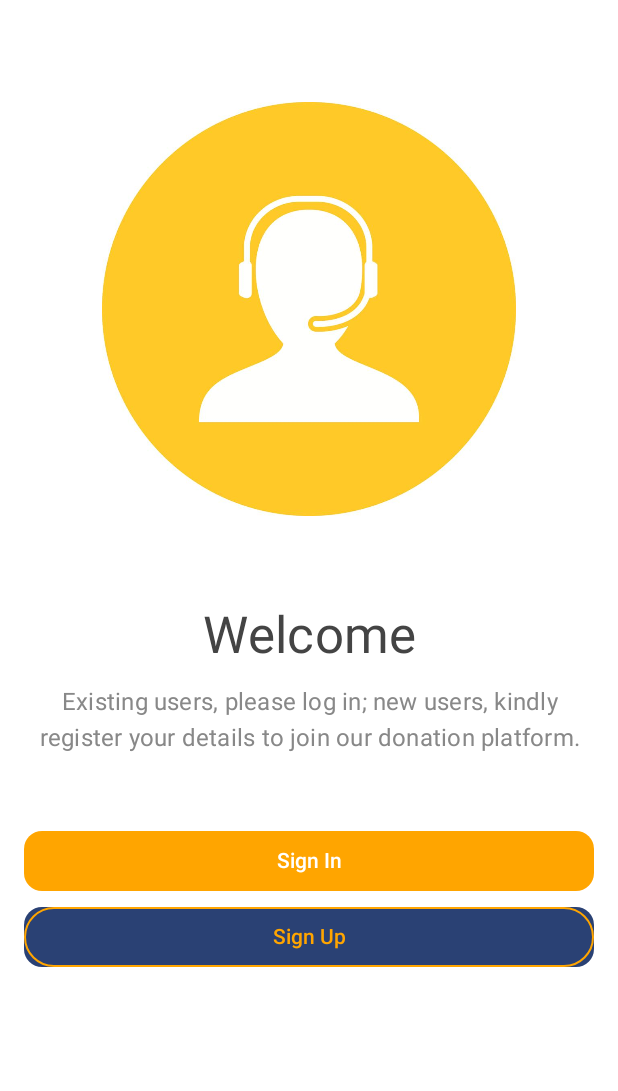
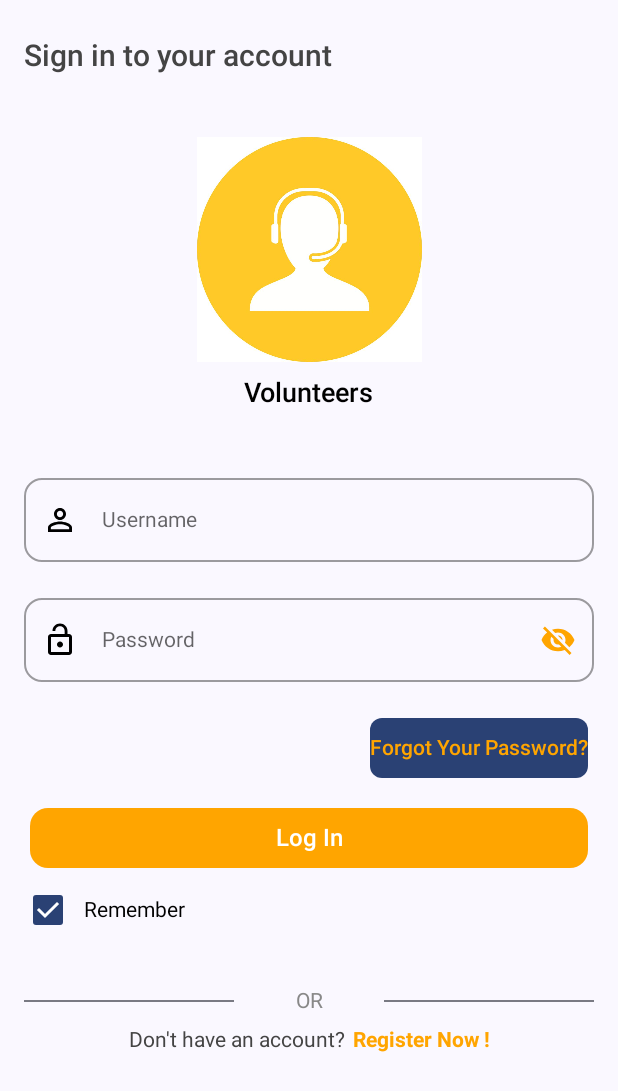
Before and after one commit to devsitaram/Final_Year_Project, an Android app built with Jetpack Compose: the WelcomeViewScreen screen opened through its navigation route, after a tap on "Sign In", on a phone screen of 412 x 824 dp. Shown: the top 1091 px of the screen. Run offline under Robolectric (Android 15) with nearby library versions, the phone set to English and light mode, and no system bars; our stand-ins replace Dagger/Hilt's generated code.

Commit message:
create the login page UI design

```diff
--- a/Projects/FDA/app/src/main/java/com/donation/fda/presentation/components/Componentes.kt
+++ b/Projects/FDA/app/src/main/java/com/donation/fda/presentation/components/Componentes.kt
@@ -19,6 +19,7 @@ import androidx.compose.foundation.layout.size
 import androidx.compose.foundation.layout.width
 import androidx.compose.foundation.text.ClickableText
 import androidx.compose.foundation.text.KeyboardOptions
+import androidx.compose.foundation.text.selection.TextSelectionColors
 import androidx.compose.material.Badge
 import androidx.compose.material.BadgedBox
 import androidx.compose.material.BottomNavigationItem
@@ -41,11 +42,15 @@ import androidx.compose.material3.Card
 import androidx.compose.material3.Checkbox
 import androidx.compose.material3.CheckboxColors
 import androidx.compose.material3.CheckboxDefaults
+import androidx.compose.material3.Divider
 import androidx.compose.material3.ExperimentalMaterial3Api
 import androidx.compose.material3.IconButton
+import androidx.compose.material3.IconButtonColors
+import androidx.compose.material3.IconButtonDefaults
 import androidx.compose.material3.MaterialTheme
 import androidx.compose.material3.ShapeDefaults
 import androidx.compose.material3.TextButton
+import androidx.compose.material3.TextFieldDefaults
 import androidx.compose.material3.TopAppBar
 import androidx.compose.runtime.Composable
 import androidx.compose.runtime.getValue
@@ -82,6 +87,7 @@ import androidx.navigation.NavHostController
 import coil.compose.AsyncImage
 import coil.compose.AsyncImagePainter
 import com.donation.fda.theme.pink
+import com.donation.fda.theme.primaryColor
 import com.donation.fda.theme.white
 import com.record.fda.R
 
@@ -190,7 +196,7 @@ fun TextButtonView(
     textStyle: TextStyle = TextStyle.Default,
     enabled: Boolean = true,
     shape: Shape = MaterialTheme.shapes.small,
-    btnColors: ButtonColors = ButtonDefaults.buttonColors(),
+    colors: ButtonColors = ButtonDefaults.buttonColors(),
     elevation: ButtonElevation? = null,
     border: BorderStroke? = null,
     contentPadding: PaddingValues = PaddingValues(0.dp),
@@ -200,7 +206,7 @@ fun TextButtonView(
         modifier = modifier,
         enabled = enabled,
         shape = shape,
-        colors = btnColors,
+        colors = colors,
         elevation = elevation,
         border = border,
         contentPadding = contentPadding,
@@ -278,6 +284,7 @@ fun InputTextFieldView(
 }
 
 // password input text fields
+@OptIn(ExperimentalMaterial3Api::class)
 @SuppressLint("ModifierParameter")
 @Composable
 fun PasswordTextFieldView(
@@ -300,11 +307,11 @@ fun PasswordTextFieldView(
     errorColor: Color = Color.Unspecified,
 ) {
     val passwordVisibility = remember { mutableStateOf(false) }
-    var color by remember { mutableStateOf(Color.Transparent) }
+    var color by remember { mutableStateOf(primaryColor) }
     color = if (isEmpty) {
         errorColor
     } else {
-        Color.Transparent
+        primaryColor
     }
     OutlinedTextField(
         value = value,
@@ -331,11 +338,11 @@ fun PasswordTextFieldView(
         leadingIcon = leadingIcon,
         trailingIcon = {
             IconButton(
-                onClick = { passwordVisibility.value = !passwordVisibility.value }
+                onClick = { passwordVisibility.value = !passwordVisibility.value },
             ) {
                 VectorIconView(
                     imageVector = if (passwordVisibility.value) Icons.Default.Visibility else Icons.Default.VisibilityOff,
-                    tint = if (isEmpty || isError) Color.Red else Color.Black
+                    tint = if (isEmpty || isError) Color.Red else primaryColor
                 )
             }
         },
@@ -363,24 +370,24 @@ fun PasswordTextFieldView(
 @Composable
 fun CheckboxComponent(
     modifier: Modifier = Modifier,
-    enabled: Boolean = false,
+    enabled: Boolean = true,
     colors: CheckboxColors = CheckboxDefaults.colors(),
+    checkedState: Boolean, // Remove the remember here
+    onClick: (Boolean) -> Unit // Update the onClick lambda to pass the Boolean
 ) {
-    var checkedState by remember { mutableStateOf(false) }
     Row(
         modifier = modifier,
         verticalAlignment = Alignment.CenterVertically,
+        horizontalArrangement = Arrangement.Start,
     ) {
         Checkbox(
             checked = checkedState,
-            onCheckedChange = { checkedState = it },
+            onCheckedChange = { onClick(it) }, // Pass the updated value to the onClick lambda
             modifier = Modifier,
             enabled = enabled,
             colors = colors,
         )
-        TextView(
-            text = if (checkedState) "Remember" else "Remember Me"
-        )
+        TextView(text = if (checkedState) "Remember" else "Remember Me")
     }
 }
 
@@ -703,3 +710,16 @@ fun ButtonAppBar(
 //        }
 //    }
 // }
+
+@Composable
+fun DividerWithText(text: String, modifier: Modifier= Modifier) {
+    Row(
+        modifier = modifier,
+        horizontalArrangement = Arrangement.SpaceBetween,
+        verticalAlignment = Alignment.CenterVertically
+    ) {
+        Divider(modifier = Modifier.width(140.dp))
+        Text(text = text, color = Color.Gray)
+        Divider(modifier = Modifier.width(140.dp))
+    }
+}
--- /dev/null
+++ b/Projects/FDA/app/src/main/java/com/donation/fda/presentation/ui/LoginScreen.kt
@@ -0,0 +1,194 @@
+package com.donation.fda.presentation.ui
+
+import androidx.compose.foundation.Image
+import androidx.compose.foundation.clickable
+import androidx.compose.foundation.layout.Arrangement
+import androidx.compose.foundation.layout.Column
+import androidx.compose.foundation.layout.Row
+import androidx.compose.foundation.layout.Spacer
+import androidx.compose.foundation.layout.fillMaxWidth
+import androidx.compose.foundation.layout.padding
+import androidx.compose.foundation.layout.size
+import androidx.compose.foundation.layout.width
+import androidx.compose.foundation.layout.wrapContentWidth
+import androidx.compose.foundation.rememberScrollState
+import androidx.compose.foundation.verticalScroll
+import androidx.compose.material.icons.Icons
+import androidx.compose.material.icons.filled.LockOpen
+import androidx.compose.material.icons.filled.PersonOutline
+import androidx.compose.material3.ButtonDefaults
+import androidx.compose.runtime.Composable
+import androidx.compose.runtime.getValue
+import androidx.compose.runtime.mutableStateOf
+import androidx.compose.runtime.remember
+import androidx.compose.runtime.setValue
+import androidx.compose.ui.Alignment
+import androidx.compose.ui.Modifier
+import androidx.compose.ui.graphics.Color
+import androidx.compose.ui.res.painterResource
+import androidx.compose.ui.text.TextStyle
+import androidx.compose.ui.text.font.FontWeight
+import androidx.compose.ui.unit.dp
+import androidx.compose.ui.unit.sp
+import androidx.navigation.NavHostController
+import com.donation.fda.presentation.components.ButtonView
+import com.donation.fda.presentation.components.CheckboxComponent
+import com.donation.fda.presentation.components.DividerWithText
+import com.donation.fda.presentation.components.InputTextFieldView
+import com.donation.fda.presentation.components.PasswordTextFieldView
+import com.donation.fda.presentation.components.TextButtonView
+import com.donation.fda.presentation.components.TextView
+import com.donation.fda.presentation.components.VectorIconView
+import com.donation.fda.presentation.ui.navigations.NavScreen
+import com.donation.fda.theme.primaryColor
+import com.donation.fda.theme.white
+import com.record.fda.R
+
+@Composable
+fun LoginViewScreen(navController: NavHostController) {
+    var username by remember { mutableStateOf("") }
+    var password by remember { mutableStateOf("") }
+
+    var checkedState by remember { mutableStateOf(true) }
+
+    Column(
+        modifier = Modifier
+            .fillMaxWidth()
+            .padding(8.dp)
+            .verticalScroll(rememberScrollState()),
+        horizontalAlignment = Alignment.CenterHorizontally,
+        verticalArrangement = Arrangement.Top
+    ) {
+        Row(
+            modifier = Modifier
+                .fillMaxWidth()
+                .padding(8.dp),
+            verticalAlignment = Alignment.CenterVertically,
+            horizontalArrangement = Arrangement.Start
+        ) {
+            TextView(
+                text = "Sign in to your account",
+                color = Color.DarkGray,
+                fontSize = 20.sp,
+                fontWeight = FontWeight.SemiBold,
+                lineHeight = 32.sp,
+                modifier = Modifier.padding(top = 5.dp)
+            )
+        }
+
+        Column(
+            modifier = Modifier
+                .fillMaxWidth()
+                .padding(30.dp),
+            verticalArrangement = Arrangement.Center,
+            horizontalAlignment = Alignment.CenterHorizontally
+        ) {
+            Image(
+                painter = painterResource(id = R.mipmap.img_profile),
+                contentDescription = null,
+                modifier = Modifier.size(150.dp)
+            )
+            TextView(
+                text = if (checkedState) "Volunteers" else "User",
+                fontSize = 18.sp,
+                fontWeight = FontWeight.SemiBold,
+                modifier = Modifier.padding(top = 10.dp)
+            )
+        }
+
+        InputTextFieldView(
+            value = username,
+            onValueChange = { username = it },
+            leadingIcon = { VectorIconView(imageVector = Icons.Default.PersonOutline)},
+            label = "Username",
+            placeholder= "Enter username",
+            modifier = Modifier
+                .fillMaxWidth()
+                .padding(8.dp)
+        )
+
+        PasswordTextFieldView(
+            value = password,
+            onValueChange = { password = it },
+            leadingIcon = { VectorIconView(imageVector = Icons.Default.LockOpen)},
+            label = "Password",
+            placeholder= "Enter password",
+            modifier = Modifier
+                .fillMaxWidth()
+                .padding(8.dp)
+        )
+
+        Row(modifier = Modifier.fillMaxWidth(), horizontalArrangement = Arrangement.End) {
+            TextButtonView(
+                modifier = Modifier
+                    .wrapContentWidth()
+                    .padding(12.dp),
+                onClick = { /*ScreenList.ForgotPassword.route*/ },
+                colors = ButtonDefaults.buttonColors(
+                    containerColor = Color.Unspecified
+                ),
+                text = "Forgot Your Password?",
+                textStyle = TextStyle(
+                    fontSize = 14.sp,
+                    fontWeight = FontWeight.SemiBold,
+                    color = primaryColor
+                )
+            )
+        }
+
+        ButtonView(
+            onClick = { }, text = "Log In",
+            colors = ButtonDefaults.buttonColors(
+                containerColor = primaryColor,
+            ),
+            textStyle = TextStyle(
+                color = white,
+                fontSize = 16.sp,
+                fontWeight = FontWeight.SemiBold
+            ),
+            modifier = Modifier
+                .fillMaxWidth()
+                .padding(horizontal = 12.dp)
+        )
+
+        // check box
+        CheckboxComponent(
+            checkedState = checkedState,
+            onClick = { checkedState = !checkedState },
+            modifier = Modifier
+                .fillMaxWidth()
+                .padding(bottom = 5.dp)
+        )
+
+        Spacer(modifier = Modifier.padding(top = 15.dp))
+
+        DividerWithText(
+            text = "OR", modifier = Modifier
+                .fillMaxWidth()
+                .padding(8.dp)
+        )
+
+        Row(
+            modifier = Modifier.fillMaxWidth(),
+            horizontalArrangement = Arrangement.Center,
+            verticalAlignment = Alignment.CenterVertically
+        ) {
+            TextView(
+                text = "Don't have an account?",
+                fontSize = 14.sp,
+                fontWeight = FontWeight.Normal,
+                lineHeight = 20.sp,
+                color = Color.DarkGray
+            )
+            Spacer(modifier = Modifier.width(5.dp))
+            TextView(
+                text = "Register Now !",
+                color = primaryColor,
+                fontSize = 14.sp,
+                fontWeight = FontWeight.Bold,
+                lineHeight = 20.sp,
+                modifier = Modifier.clickable { navController.navigate(NavScreen.RegisterPage.route) }
+            )
+        }
+    }
+}
--- a/Projects/FDA/app/src/main/java/com/donation/fda/presentation/ui/WelcomeScreen.kt
+++ b/Projects/FDA/app/src/main/java/com/donation/fda/presentation/ui/WelcomeScreen.kt
@@ -16,11 +16,9 @@ import androidx.compose.foundation.layout.padding
 import androidx.compose.foundation.layout.size
 import androidx.compose.foundation.layout.width
 import androidx.compose.foundation.layout.wrapContentSize
-import androidx.compose.foundation.lazy.LazyColumn
 import androidx.compose.foundation.lazy.grid.GridCells
 import androidx.compose.foundation.lazy.grid.LazyVerticalGrid
 import androidx.compose.foundation.lazy.grid.items
-import androidx.compose.foundation.lazy.items
 import androidx.compose.foundation.rememberScrollState
 import androidx.compose.foundation.shape.CircleShape
 import androidx.compose.foundation.verticalScroll
@@ -33,31 +31,25 @@ import androidx.compose.material.Text
 import androidx.compose.material.icons.Icons
 import androidx.compose.material.icons.filled.KeyboardArrowDown
 import androidx.compose.material.rememberBottomSheetScaffoldState
-import androidx.compose.material3.Button
 import androidx.compose.material3.ButtonDefaults
 import androidx.compose.material3.Card
 import androidx.compose.material3.ShapeDefaults
 import androidx.compose.runtime.Composable
-import androidx.compose.runtime.getValue
-import androidx.compose.runtime.mutableStateOf
-import androidx.compose.runtime.remember
 import androidx.compose.runtime.rememberCoroutineScope
-import androidx.compose.runtime.setValue
 import androidx.compose.ui.Alignment
 import androidx.compose.ui.Modifier
-import androidx.compose.ui.draw.shadow
 import androidx.compose.ui.graphics.Color
 import androidx.compose.ui.graphics.painter.Painter
-import androidx.compose.ui.layout.ContentScale
 import androidx.compose.ui.platform.LocalContext
 import androidx.compose.ui.res.painterResource
 import androidx.compose.ui.text.TextStyle
 import androidx.compose.ui.text.font.FontWeight
 import androidx.compose.ui.text.style.TextAlign
 import androidx.compose.ui.unit.dp
+import androidx.navigation.NavHostController
 import com.donation.fda.presentation.components.ButtonView
-import com.donation.fda.presentation.components.InputTextFieldView
 import com.donation.fda.presentation.components.TextView
+import com.donation.fda.presentation.ui.navigations.NavScreen
 import com.donation.fda.theme.primaryColor
 import com.donation.fda.theme.white
 import com.record.fda.R
@@ -65,8 +57,9 @@ import kotlinx.coroutines.launch
 
 @OptIn(ExperimentalMaterialApi::class)
 @Composable
-fun WelcomeViewScreen() {
+fun WelcomeViewScreen(navController: NavHostController) {
 
+    val context = LocalContext.current
     val scope = rememberCoroutineScope()
     val scaffoldState = rememberBottomSheetScaffoldState()
 
@@ -103,12 +96,14 @@ fun WelcomeViewScreen() {
                         onClickAction = {
                             scope.launch {
                                 if (scaffoldState.bottomSheetState.isExpanded) {
+                                    // navigate to register page
                                     scaffoldState.bottomSheetState.collapse()
                                 } else {
                                     scaffoldState.bottomSheetState.expand()
                                 }
                             }
-                        }
+                        },
+                        navController = navController
                     )
                 }
             }
@@ -123,8 +118,14 @@ fun WelcomeViewScreen() {
                 horizontalAlignment = Alignment.CenterHorizontally
             ) {
                 // Action button
-                WelcomeViewScreen(
-                    signInOnClick = { },
+                WelcomeView(
+                    signInOnClick = {
+                        navController.navigate(NavScreen.LoginPage.route) {
+                            popUpTo(NavScreen.WelcomePage.route){
+                                inclusive = true
+                            }
+                        }
+                    },
                     signUponClick = { signUponClick() }
                 )
             }
@@ -133,7 +134,7 @@ fun WelcomeViewScreen() {
 }
 
 @Composable
-fun UserList(onClickAction: () -> Unit = {}) {
+fun UserList(onClickAction: () -> Unit = {}, navController: NavHostController) {
     var userList = listOf(
         UserList(
             logo = painterResource(id = R.mipmap.img_ngo_logo),
@@ -161,12 +162,21 @@ fun UserList(onClickAction: () -> Unit = {}) {
             .padding(20.dp),
         horizontalAlignment = Alignment.CenterHorizontally
     ) {
-        Row(modifier = Modifier.fillMaxWidth(), verticalAlignment = Alignment.CenterVertically, horizontalArrangement = Arrangement.Center) {
+        Row(
+            modifier = Modifier.fillMaxWidth(),
+            verticalAlignment = Alignment.CenterVertically,
+            horizontalArrangement = Arrangement.Center
+        ) {
             IconButton(
                 onClick = { onClickAction() },
-                modifier = Modifier.size(50.dp)
+                modifier = Modifier.wrapContentSize()
             ) {
-                Icon(imageVector = Icons.Default.KeyboardArrowDown, contentDescription = null)
+                Icon(
+                    imageVector = Icons.Default.KeyboardArrowDown,
+                    contentDescription = null,
+                    modifier = Modifier.size(40.dp),
+                    tint = Color.Gray
+                )
             }
         }
 
@@ -191,14 +201,21 @@ fun UserList(onClickAction: () -> Unit = {}) {
                         .fillMaxWidth()
                         .clickable {
                             onClickAction()
+                            navController.navigate(NavScreen.RegisterPage.route){
+                                popUpTo(NavScreen.WelcomePage.route){
+                                    inclusive = true
+                                }
+                            }
                         }
                         .padding(vertical = 10.dp, horizontal = 15.dp),
                     horizontalAlignment = Alignment.CenterHorizontally,
                     verticalArrangement = Arrangement.Center
                 ) {
-                    Card(modifier = Modifier
-                        .wrapContentSize()
-                        .size(140.dp), shape = ShapeDefaults.Large) {
+                    Card(
+                        modifier = Modifier
+                            .wrapContentSize()
+                            .size(140.dp), shape = ShapeDefaults.Large
+                    ) {
                         Image(
                             painter = user.logo,
                             contentDescription = null,
@@ -214,7 +231,7 @@ fun UserList(onClickAction: () -> Unit = {}) {
 }
 
 @Composable
-fun WelcomeViewScreen(signInOnClick: () -> Unit, signUponClick: () -> Unit) {
+fun WelcomeView(signInOnClick: () -> Unit, signUponClick: () -> Unit) {
     Column(
         modifier = Modifier
             .fillMaxSize()
--- a/Projects/FDA/app/src/main/java/com/donation/fda/presentation/ui/navigations/NavHost.kt
+++ b/Projects/FDA/app/src/main/java/com/donation/fda/presentation/ui/navigations/NavHost.kt
@@ -23,20 +23,25 @@ import androidx.navigation.compose.rememberNavController
 import com.donation.fda.presentation.components.TextView
 import com.donation.fda.presentation.components.VectorIconView
 import com.donation.fda.presentation.ui.IntroSliderViewScreen
+import com.donation.fda.presentation.ui.LoginViewScreen
+import com.donation.fda.presentation.ui.RegisterViewScreen
 import com.donation.fda.presentation.ui.WelcomeViewScreen
 import com.donation.fda.theme.pink
 
 @Composable
 fun NavigationViewScreen(navController: NavHostController) {
-    NavHost(navController = navController, startDestination = NavScreen.IntroSliderPage.route) {
+    NavHost(navController = navController, startDestination = NavScreen.WelcomePage.route) {
         composable(NavScreen.IntroSliderPage.route) {
             IntroSliderViewScreen(navController)
         }
         composable(NavScreen.WelcomePage.route) {
-            WelcomeViewScreen()
+            WelcomeViewScreen(navController)
         }
         composable(NavScreen.LoginPage.route) {
-            // login page
+            LoginViewScreen(navController)
+        }
+        composable(NavScreen.RegisterPage.route) {
+            RegisterViewScreen(navController)
         }
     }
 }
```
Also changed, not shown: Projects/FDA/app/src/main/java/com/donation/fda/presentation/ui/RegisterScreen.kt (added).
